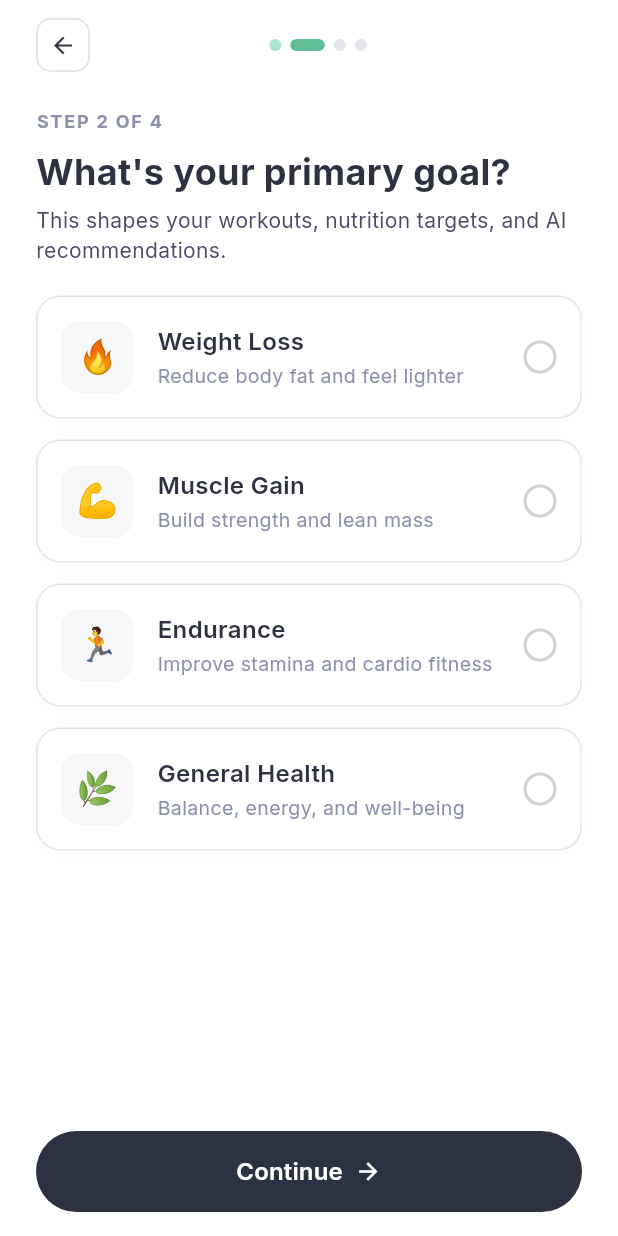
After one commit to CSC-3380-Fall-2026/Team-11, a Flutter app: the PrimaryGoalPage screen opened directly, on a phone screen of 412 x 824 dp. The commit adds this screen. Run offline on Flutter 3.47's test engine with Material 3 defaults, Android fonts, the phone set to English and light mode, and no system bars; our stand-ins replace cloud_firestore, device_preview, firebase_auth, firebase_core, flutter_dotenv, flutter_svg and 4 more; accounts and stored records are empty.

Commit message:
feat: implement PrimaryGoalPage step with selection and progress tracking
- Create PrimaryGoalPage widget
- Make progress tracker for users to see how far they are into account set uo
- Add temp test button on CreateAccountPage

```diff
--- a/melio_project/lib/pages/create_account/create_account_page.dart
+++ b/melio_project/lib/pages/create_account/create_account_page.dart
@@ -7,6 +7,7 @@ import "package:google_fonts/google_fonts.dart";
 import "package:firebase_auth/firebase_auth.dart";
 import '../services/account_authentication.dart';
 import '../home/home_page.dart';
+import '../create_account/primary_goal_page.dart';
 
 class CreateAccountPage extends StatefulWidget {
   const CreateAccountPage({super.key});
@@ -223,6 +224,18 @@ class _CreateAccountPageState extends State<CreateAccountPage> {
                         },
                         child: const Text("Go to Home"),
                       ),
+                      const SizedBox(height: 12),
+                      ElevatedButton(
+                        onPressed: () {
+                          Navigator.push(
+                            context,
+                            MaterialPageRoute(
+                              builder: (context) => const PrimaryGoalPage(),
+                            ),
+                          );
+                        },
+                        child: const Text("To next step"),
+                      ),
                     ],
                   ),
                 ),
--- /dev/null
+++ b/melio_project/lib/pages/create_account/primary_goal_page.dart
@@ -0,0 +1,305 @@
+import 'package:flutter/material.dart';
+import 'package:google_fonts/google_fonts.dart';
+import 'create_account_page.dart';
+
+enum DotStatus { completed, active, upcoming }
+
+class PrimaryGoalPage extends StatefulWidget {
+  const PrimaryGoalPage({super.key});
+
+  @override
+  State<PrimaryGoalPage> createState() => _PrimaryGoalPageState();
+}
+
+class _PrimaryGoalPageState extends State<PrimaryGoalPage> {
+  int? selectedIndex;
+
+  final List<Map<String, String>> goals = [
+    {
+      "emoji": "🔥",
+      "title": "Weight Loss",
+      "subtitle": "Reduce body fat and feel lighter",
+    },
+    {
+      "emoji": "💪",
+      "title": "Muscle Gain",
+      "subtitle": "Build strength and lean mass",
+    },
+    {
+      "emoji": "🏃",
+      "title": "Endurance",
+      "subtitle": "Improve stamina and cardio fitness",
+    },
+    {
+      "emoji": "🌿",
+      "title": "General Health",
+      "subtitle": "Balance, energy, and well-being",
+    },
+  ];
+
+  void _onContinue() {
+    if (selectedIndex == null) {
+      ScaffoldMessenger.of(context).showSnackBar(
+        const SnackBar(
+          content: Text("Please select a primary goal to continue"),
+        ),
+      );
+      return;
+    }
+  }
+
+  Widget _buildDot({required DotStatus status}) {
+    final isCurrent = status == DotStatus.active;
+
+    Color color;
+    if (status == DotStatus.completed) {
+      color = const Color(0xFFA8E6CF);
+    } else if (status == DotStatus.active) {
+      color = const Color(0xFF5FBF9B);
+    } else {
+      color = const Color(0xFFE3E4EC);
+    }
+
+    return Container(
+      width: isCurrent ? 23 : 8,
+      height: 8,
+      decoration: BoxDecoration(
+        color: color,
+        borderRadius: BorderRadius.circular(4),
+      ),
+    );
+  }
+
+  @override
+  Widget build(BuildContext context) {
+    return Scaffold(
+      backgroundColor: Colors.white,
+      body: SafeArea(
+        child: Padding(
+          padding: const EdgeInsets.symmetric(horizontal: 24.0),
+          child: Column(
+            crossAxisAlignment: CrossAxisAlignment.start,
+            children: [
+              const SizedBox(height: 12),
+
+              Row(
+                mainAxisAlignment: MainAxisAlignment.spaceBetween,
+                children: [
+                  InkWell(
+                    onTap: () {
+                      Navigator.pushReplacement(
+                        context,
+                        MaterialPageRoute(
+                          builder: (context) => const CreateAccountPage(),
+                        ),
+                      );
+                    },
+                    borderRadius: BorderRadius.circular(10),
+                    child: Container(
+                      width: 36,
+                      height: 36,
+                      decoration: BoxDecoration(
+                        border: Border.all(
+                          color: const Color(0xFFE4E4E7),
+                          width: 1.2,
+                        ),
+                        borderRadius: BorderRadius.circular(10),
+                      ),
+                      alignment: Alignment.center,
+                      child: const Icon(
+                        Icons.arrow_back,
+                        color: Color(0xFF2D3142),
+                        size: 18,
+                      ),
+                    ),
+                  ),
+
+                  Row(
+                    children: [
+                      _buildDot(status: DotStatus.completed),
+                      const SizedBox(width: 6),
+                      _buildDot(status: DotStatus.active),
+                      const SizedBox(width: 6),
+                      _buildDot(status: DotStatus.upcoming),
+                      const SizedBox(width: 6),
+                      _buildDot(status: DotStatus.upcoming),
+                    ],
+                  ),
+                  const SizedBox(width: 24),
+                ],
+              ),
+              const SizedBox(height: 24),
+
+              Text(
+                "STEP 2 OF 4",
+                style: GoogleFonts.inter(
+                  fontSize: 12,
+                  fontWeight: FontWeight.w700,
+                  letterSpacing: 1.2,
+                  color: const Color(0xFF8C90AB),
+                ),
+              ),
+              const SizedBox(height: 8),
+
+              Text(
+                "What's your primary goal?",
+                style: GoogleFonts.inter(
+                  fontSize: 24,
+                  fontWeight: FontWeight.bold,
+                  color: const Color(0xFF2D3142),
+                ),
+              ),
+              const SizedBox(height: 6),
+
+              Text(
+                "This shapes your workouts, nutrition targets, and AI recommendations.",
+                style: GoogleFonts.inter(
+                  fontSize: 14,
+                  color: const Color(0xFF4E4B66),
+                  height: 1.4,
+                ),
+              ),
+              const SizedBox(height: 20),
+
+              Expanded(
+                child: ListView.builder(
+                  itemCount: goals.length,
+                  itemBuilder: (context, index) {
+                    final isSelected = selectedIndex == index;
+                    return GestureDetector(
+                      onTap: () {
+                        setState(() {
+                          selectedIndex = index;
+                        });
+                      },
+                      child: Container(
+                        margin: const EdgeInsets.only(bottom: 14),
+                        padding: const EdgeInsets.all(16),
+                        decoration: BoxDecoration(
+                          color: Colors.white,
+                          borderRadius: BorderRadius.circular(16),
+                          border: Border.all(
+                            color: isSelected
+                                ? const Color(0xFF4E8D79)
+                                : const Color(0xFFE4E4E7),
+                            width: isSelected ? 1.5 : 1.0,
+                          ),
+                          boxShadow: [
+                            BoxShadow(
+                              color: Colors.black.withValues(alpha: 0.02),
+                              blurRadius: 8,
+                              offset: const Offset(0, 2),
+                            ),
+                          ],
+                        ),
+                        child: Row(
+                          children: [
+                            Container(
+                              width: 48,
+                              height: 48,
+                              decoration: BoxDecoration(
+                                color: const Color(0xFFF7F7F9),
+                                borderRadius: BorderRadius.circular(12),
+                              ),
+                              alignment: Alignment.center,
+                              child: Text(
+                                goals[index]["emoji"]!,
+                                style: const TextStyle(fontSize: 22),
+                              ),
+                            ),
+                            const SizedBox(width: 16),
+                            Expanded(
+                              child: Column(
+                                crossAxisAlignment: CrossAxisAlignment.start,
+                                children: [
+                                  Text(
+                                    goals[index]["title"]!,
+                                    style: GoogleFonts.inter(
+                                      fontSize: 16,
+                                      fontWeight: FontWeight.w600,
+                                      color: const Color(0xFF2D3142),
+                                    ),
+                                  ),
+                                  const SizedBox(height: 2),
+                                  Text(
+                                    goals[index]["subtitle"]!,
+                                    style: GoogleFonts.inter(
+                                      fontSize: 13,
+                                      color: const Color(0xFF8C90AB),
+                                    ),
+                                  ),
+                                ],
+                              ),
+                            ),
+                            const SizedBox(width: 12),
+                            Container(
+                              width: 22,
+                              height: 22,
+                              decoration: BoxDecoration(
+                                shape: BoxShape.circle,
+                                border: Border.all(
+                                  color: isSelected
+                                      ? const Color(0xFF2D3142)
+                                      : const Color(0xFFD1D1D6),
+                                  width: 2,
+                                ),
+                              ),
+                              alignment: Alignment.center,
+                              child: isSelected
+                                  ? Container(
+                                      width: 10,
+                                      height: 10,
+                                      decoration: const BoxDecoration(
+                                        shape: BoxShape.circle,
+                                        color: Color(0xFF2D3142),
+                                      ),
+                                    )
+                                  : null,
+                            ),
+                          ],
+                        ),
+                      ),
+                    );
+                  },
+                ),
+              ),
+
+              Padding(
+                padding: const EdgeInsets.symmetric(vertical: 16.0),
+                child: FilledButton(
+                  onPressed: _onContinue,
+                  style: FilledButton.styleFrom(
+                    backgroundColor: const Color(0xFF2D3142),
+                    minimumSize: const Size(double.infinity, 54),
+                    shape: RoundedRectangleBorder(
+                      borderRadius: BorderRadius.circular(28),
+                    ),
+                  ),
+                  child: Row(
+                    mainAxisAlignment: MainAxisAlignment.center,
+                    children: [
+                      Text(
+                        "Continue",
+                        style: GoogleFonts.inter(
+                          color: Colors.white,
+                          fontSize: 16,
+                          fontWeight: FontWeight.w600,
+                        ),
+                      ),
+                      const SizedBox(width: 8),
+                      const Icon(
+                        Icons.arrow_forward,
+                        color: Colors.white,
+                        size: 18,
+                      ),
+                    ],
+                  ),
+                ),
+              ),
+            ],
+          ),
+        ),
+      ),
+    );
+  }
+}
```
Also changed, not shown: melio_project/pubspec.lock.
